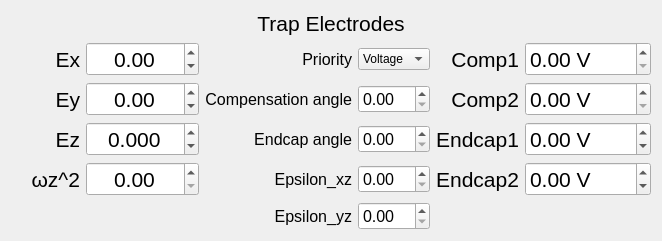
First picture: the form in clients/electrode_client/electrode.ui, repository HaeffnerLab/HaeffnerLabLattice, before the edit.
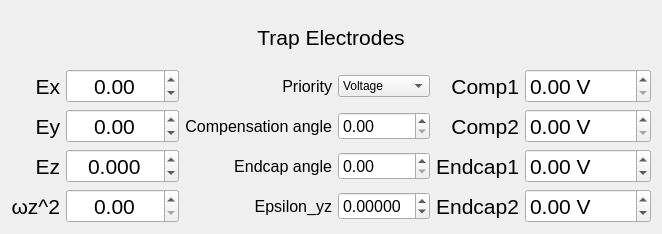
Second picture: the form after the edit.

Commit message: epsilon yz

The edit to the form file:
```diff
--- a/clients/electrode_client/electrode.ui
+++ b/clients/electrode_client/electrode.ui
@@ -257,60 +257,6 @@
      </property>
     </widget>
    </item>
-   <item row="5" column="2">
-    <widget class="QLabel" name="label_4">
-     <property name="font">
-      <font>
-       <pointsize>12</pointsize>
-      </font>
-     </property>
-     <property name="text">
-      <string>Epsilon_xz</string>
-     </property>
-     <property name="alignment">
-      <set>Qt::AlignRight|Qt::AlignTrailing|Qt::AlignVCenter</set>
-     </property>
-    </widget>
-   </item>
-   <item row="5" column="3">
-    <widget class="QDoubleSpinBox" name="epsilon_xz">
-     <property name="font">
-      <font>
-       <pointsize>12</pointsize>
-      </font>
-     </property>
-     <property name="keyboardTracking">
-      <bool>false</bool>
-     </property>
-    </widget>
-   </item>
-   <item row="6" column="2">
-    <widget class="QLabel" name="label_5">
-     <property name="font">
-      <font>
-       <pointsize>12</pointsize>
-      </font>
-     </property>
-     <property name="text">
-      <string>Epsilon_yz</string>
-     </property>
-     <property name="alignment">
-      <set>Qt::AlignRight|Qt::AlignTrailing|Qt::AlignVCenter</set>
-     </property>
-    </widget>
-   </item>
-   <item row="6" column="3">
-    <widget class="QDoubleSpinBox" name="epsilon_yz">
-     <property name="font">
-      <font>
-       <pointsize>12</pointsize>
-      </font>
-     </property>
-     <property name="keyboardTracking">
-      <bool>false</bool>
-     </property>
-    </widget>
-   </item>
    <item row="1" column="3">
     <widget class="QComboBox" name="combo">
      <item>
@@ -499,6 +445,45 @@
      </property>
     </widget>
    </item>
+   <item row="5" column="2">
+    <widget class="QLabel" name="label_5">
+     <property name="font">
+      <font>
+       <pointsize>12</pointsize>
+      </font>
+     </property>
+     <property name="text">
+      <string>Epsilon_yz</string>
+     </property>
+     <property name="alignment">
+      <set>Qt::AlignRight|Qt::AlignTrailing|Qt::AlignVCenter</set>
+     </property>
+    </widget>
+   </item>
+   <item row="5" column="3">
+    <widget class="QDoubleSpinBox" name="eps_yz">
+     <property name="font">
+      <font>
+       <pointsize>12</pointsize>
+      </font>
+     </property>
+     <property name="keyboardTracking">
+      <bool>false</bool>
+     </property>
+     <property name="decimals">
+      <number>5</number>
+     </property>
+     <property name="minimum">
+      <double>-0.100000000000000</double>
+     </property>
+     <property name="maximum">
+      <double>0.100000000000000</double>
+     </property>
+     <property name="singleStep">
+      <double>0.000010000000000</double>
+     </property>
+    </widget>
+   </item>
   </layout>
  </widget>
  <resources/>
```
The commit also changes 2 other files.
